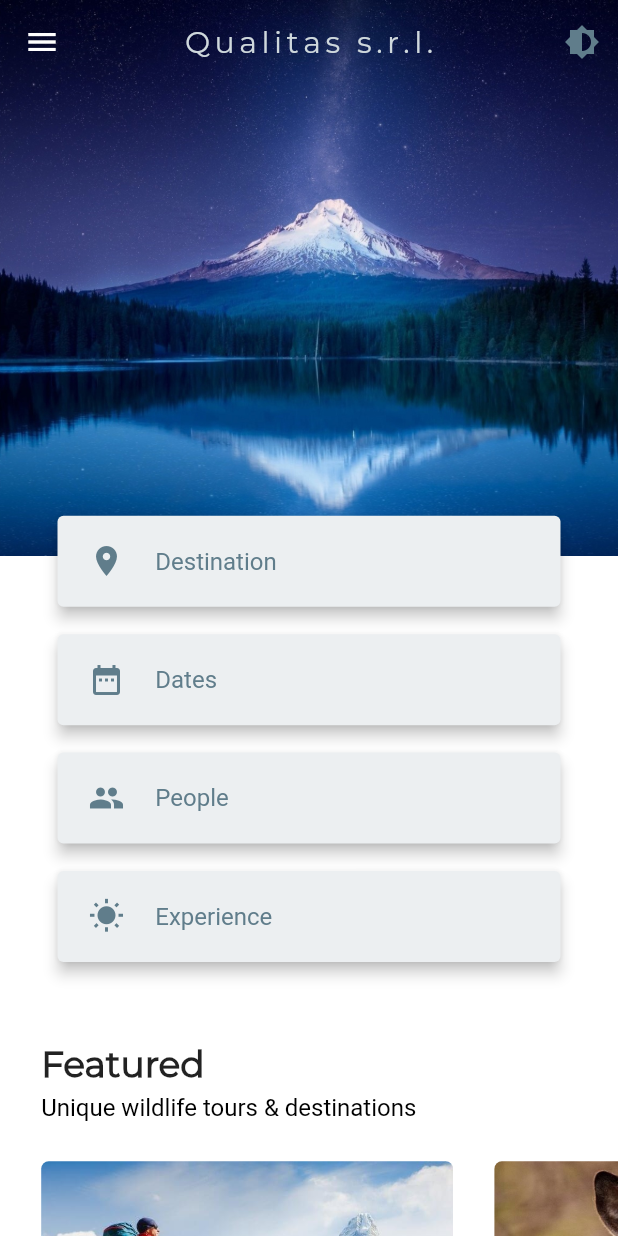
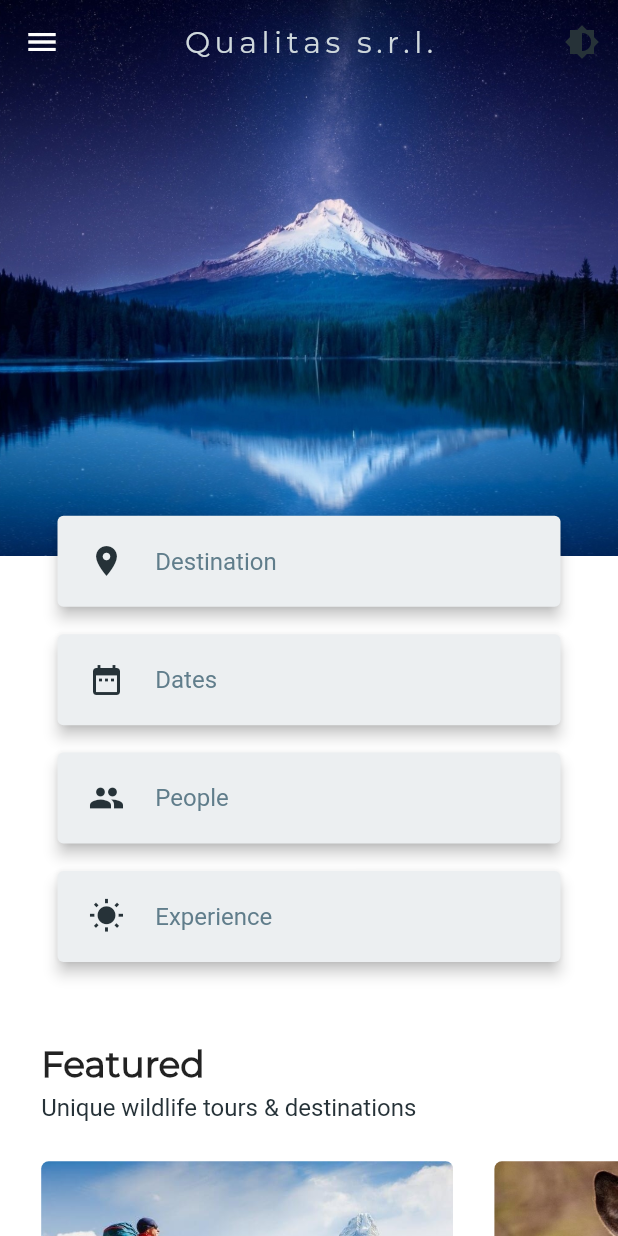
Before and after one commit to acascioli/QWeb, a Flutter app: the screen it shows after launch, on a phone screen of 412 x 824 dp. Run offline on Flutter 3.47's test engine with Material 2 defaults, Android fonts, the phone set to English and light mode, and no system bars; our stand-ins replace carousel_slider, easy_dynamic_theme, flutter_svg.

Commit message:
Changed theme

```diff
--- a/lib/utils/theme_data.dart
+++ b/lib/utils/theme_data.dart
@@ -13,12 +13,16 @@ var lightThemeData = ThemeData(
       color: Colors.blueGrey[900],
     ),
     subtitle1: TextStyle(
-      color: Colors.black,
+      // color: Colors.black,
+      color: Colors.blueGrey[900],
     ),
     headline1: TextStyle(color: Colors.blueGrey[800]),
   ),
   bottomAppBarColor: Colors.blueGrey[900],
-  iconTheme: IconThemeData(color: Colors.blueGrey),
+  // iconTheme: IconThemeData(color: Colors.blueGrey),
+  iconTheme: IconThemeData(
+    color: Colors.blueGrey[900],
+  ),
   brightness: Brightness.light,
 );
 
@@ -32,7 +36,7 @@ var darkThemeData = ThemeData(
       decorationColor: Colors.blueGrey[50],
     ),
     subtitle2: TextStyle(
-      color: Colors.white,
+      color: Colors.blueGrey[300],
     ),
     subtitle1: TextStyle(
       color: Colors.blueGrey[300],
@@ -42,6 +46,6 @@ var darkThemeData = ThemeData(
     ),
   ),
   bottomAppBarColor: Colors.black,
-  iconTheme: IconThemeData(color: Colors.blueGrey[200]),
+  iconTheme: IconThemeData(color: Colors.blueGrey[300]),
   brightness: Brightness.dark,
 );
```
Also changed, not shown: 6 other files.
